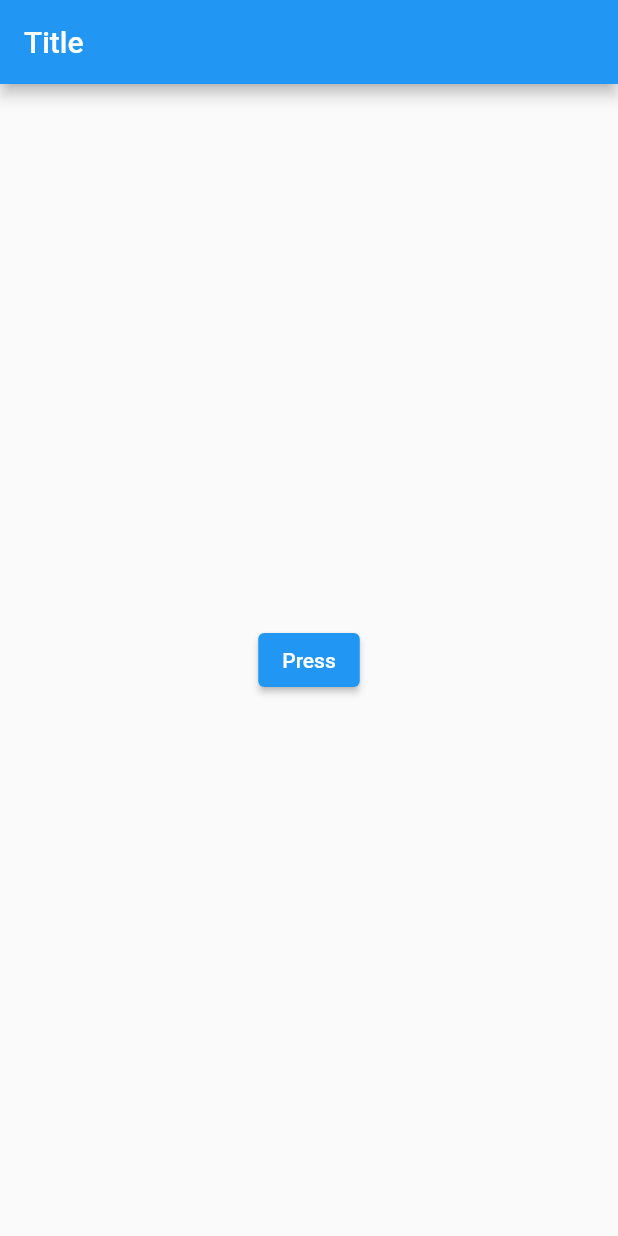
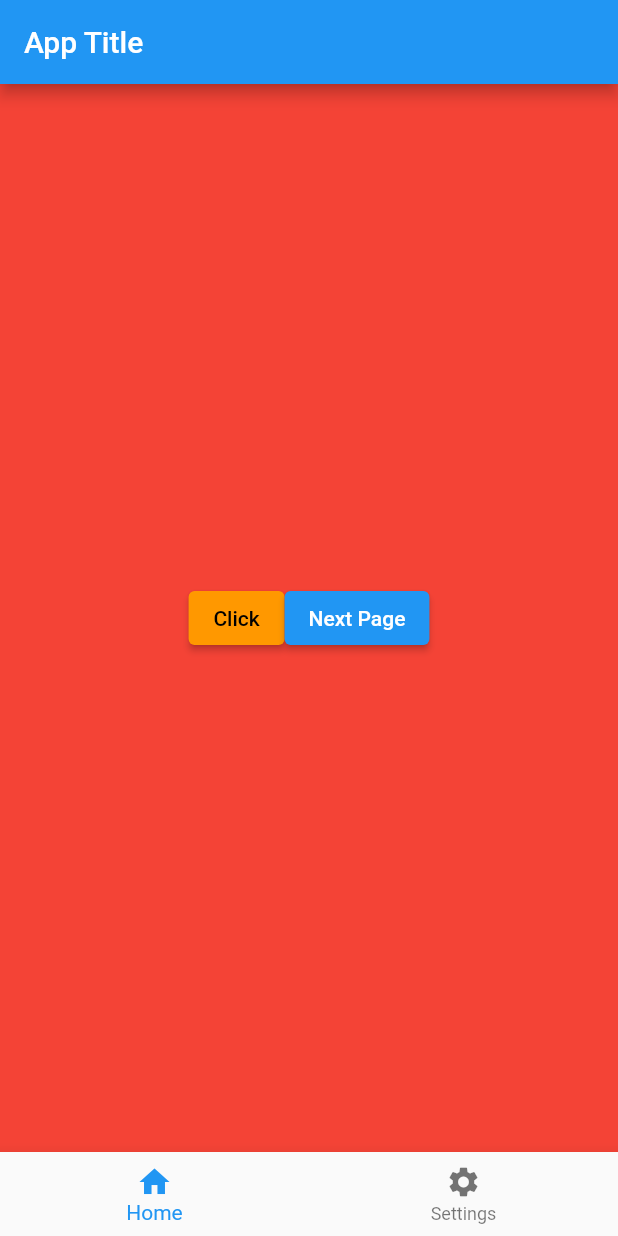
Before and after one commit to NimeshPiyumantha/Flutter_Learning, a Flutter app: the screen it shows after launch, on a phone screen of 412 x 824 dp. Run offline on Flutter 3.47's test engine with Material 2 defaults, Android fonts, the light colour scheme and no system bars.

```diff
--- a/lib/main.dart
+++ b/lib/main.dart
@@ -4,56 +4,99 @@ void main() {
   runApp(const MyApp());
 }
 
-class MyApp extends StatelessWidget {
-  const MyApp({Key? key}) : super(key: key);
+class MyApp extends StatefulWidget {
+  const MyApp({super.key});
 
+  @override
+  State<MyApp> createState() => _MyAppState();
+}
+
+class _MyAppState extends State<MyApp> {
   @override
   Widget build(BuildContext context) {
     return const MaterialApp(
-        debugShowCheckedModeBanner: false,
-        title: 'Centered Button',
-        home: FirstPage());
+        debugShowCheckedModeBanner: false, home: MyAppExt());
   }
 }
 
-class FirstPage extends StatelessWidget {
-  const FirstPage({super.key});
+class MyAppExt extends StatefulWidget {
+  const MyAppExt({super.key});
+
+  @override
+  _MyAppExtState createState() => _MyAppExtState();
+}
+
+class _MyAppExtState extends State<MyAppExt> {
+  String buttonName = 'Click';
+  int currentIndex = 0;
 
   @override
   Widget build(BuildContext context) {
     return Scaffold(
       appBar: AppBar(
-        title: const Text('Title'),
+        title: const Text('App Title'),
       ),
       body: Center(
-        child: ElevatedButton(
+        child: currentIndex == 0
+            ? Container(
+                width: double.infinity,
+                height: double.infinity,
+                color: Colors.red,
+                child: Row(
+                  mainAxisAlignment: MainAxisAlignment.center,
+                  crossAxisAlignment: CrossAxisAlignment.center,
+                  children: [
+                    ElevatedButton(
+                      style: ElevatedButton.styleFrom(
+                        onPrimary: Colors.black,
+                        primary: Colors.orange,
+                      ),
                       onPressed: () {
-            int index;
-            String name;
-            // Button pressed action
+                        setState(() {
+                          buttonName = 'Clicked';
+                        });
+                      },
+                      child: Text(buttonName),
+                    ),
+                    ElevatedButton(
+                      onPressed: () {
                         Navigator.of(context).push(
                           MaterialPageRoute(
-                builder: (BuildContext context) {
-                  return const SecondPage();
-                },
+                            builder: (BuildContext context) => const NextPage(),
                           ),
                         );
                       },
-          child: const Text('Press'),
+                      child: const Text('Next Page'),
                     ),
+                  ],
+                ),
+              )
+            : Image.asset('assets/images/bg.png'),
+      ),
+      bottomNavigationBar: BottomNavigationBar(
+        items: const [
+          BottomNavigationBarItem(label: 'Home', icon: Icon(Icons.home)),
+          BottomNavigationBarItem(
+              label: 'Settings', icon: Icon(Icons.settings)),
+        ],
+        currentIndex: currentIndex,
+        onTap: (int index) {
+          setState(() {
+            currentIndex = index;
+          });
+        },
       ),
     );
   }
 }
 
-class SecondPage extends StatelessWidget {
-  const SecondPage({Key? key}) : super(key: key);
+class NextPage extends StatelessWidget {
+  const NextPage({Key? key}) : super(key: key);
 
   @override
   Widget build(BuildContext context) {
     return Scaffold(
       appBar: AppBar(
-        // automaticallyImplyLeading: false,
         title: const Text('Second Page'), // Custom title for the AppBar
       ),
       body: const Center(
```
Lines whose indentation alone changed are shown as unchanged.
